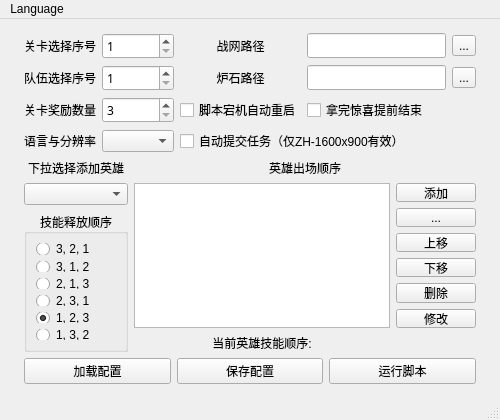
This is ui/main_chs.ui in zhoubin-me/lushi_script as Qt 5 draws it before an edit. The edited form follows.
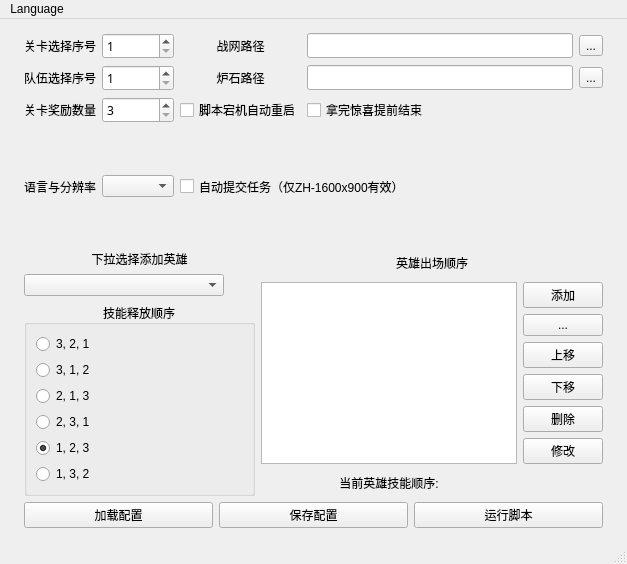
This is the edited form. Custom widgets are drawn as their Qt base class.

Patch:
```diff
--- a/ui/main_chs.ui
+++ b/ui/main_chs.ui
@@ -6,8 +6,8 @@
    <rect>
     <x>0</x>
     <y>0</y>
-    <width>500</width>
-    <height>420</height>
+    <width>627</width>
+    <height>564</height>
    </rect>
   </property>
   <property name="minimumSize">
@@ -364,6 +364,12 @@
           </item>
           <item>
            <widget class="QComboBox" name="hero_list">
+            <property name="maximumSize">
+             <size>
+              <width>200</width>
+              <height>16777215</height>
+             </size>
+            </property>
             <property name="font">
              <font>
               <family>Microsoft YaHei UI</family>
@@ -614,7 +620,7 @@
     <rect>
      <x>0</x>
      <y>0</y>
-     <width>500</width>
+     <width>627</width>
      <height>26</height>
     </rect>
    </property>
```
Left out of the diff: 2 changed lines with no effect on the pictures.
